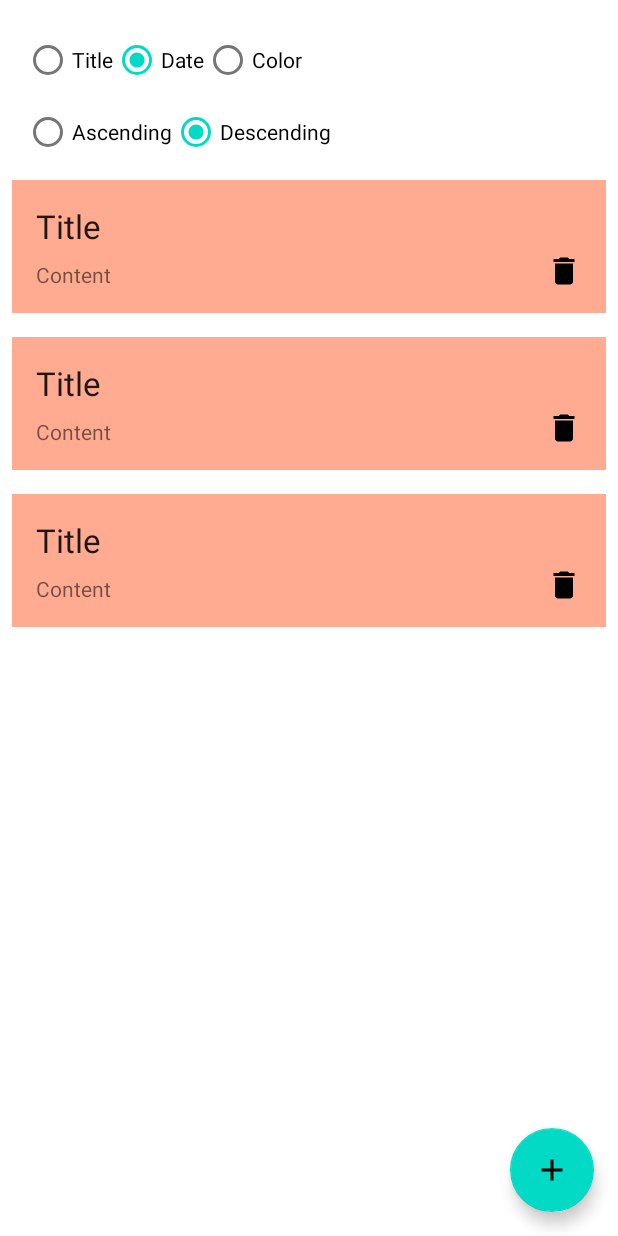
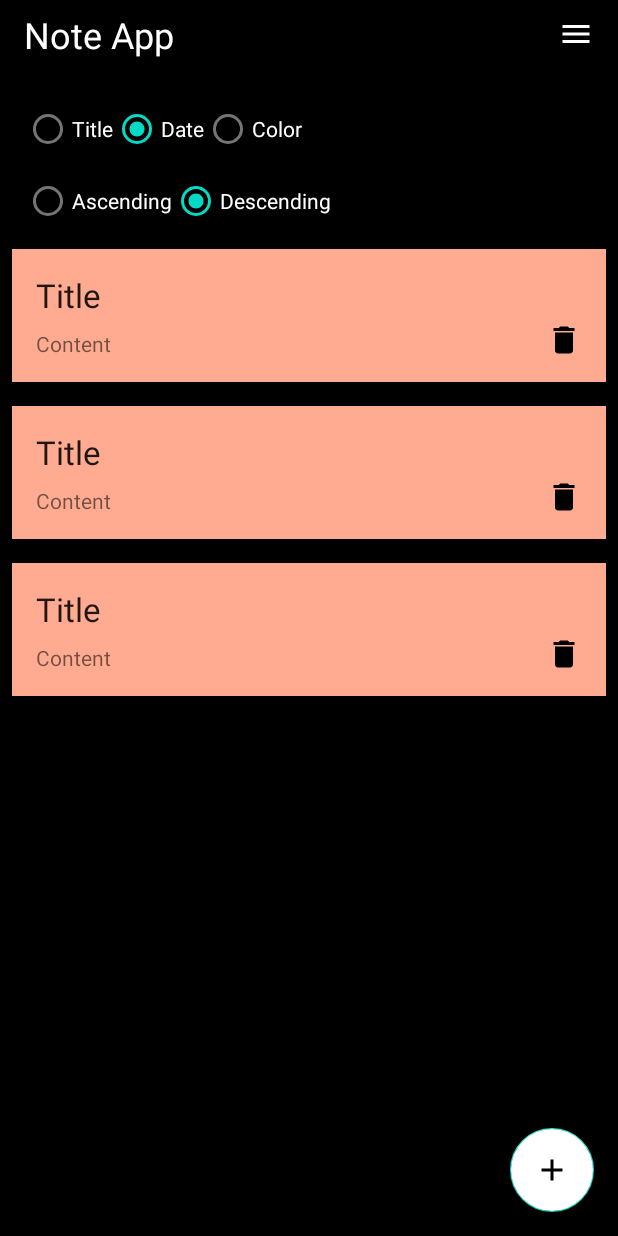
Before and after one commit to 2022NewKrew/android-note-app, an Android app: the layout fragment_notes.xml on its own in the app's theme, with its tools: preview values and no code run, on a phone screen of 412 x 824 dp. Run offline under Robolectric (Android 15) with nearby library versions, the phone set to English and light mode, and no system bars.

Commit message:
ToolBar 영역 작성, 색상 수정

```diff
--- a/app/src/main/java/com/survivalcoding/note_app/presentation/notes/NotesEvent.kt
+++ b/app/src/main/java/com/survivalcoding/note_app/presentation/notes/NotesEvent.kt
@@ -7,5 +7,5 @@ sealed class NotesEvent {
     data class Order(val noteOrder: NoteOrder) : NotesEvent()
     data class DeleteNote(val note: Note) : NotesEvent()
     object RestoreNote : NotesEvent()
-//    object ToggleOrderSection : NotesEvent()
+    object ToggleOrderSection : NotesEvent()
 }
--- a/app/src/main/java/com/survivalcoding/note_app/presentation/notes/NotesFragment.kt
+++ b/app/src/main/java/com/survivalcoding/note_app/presentation/notes/NotesFragment.kt
@@ -1,10 +1,9 @@
 package com.survivalcoding.note_app.presentation.notes
 
 import android.os.Bundle
-import android.view.LayoutInflater
-import android.view.View
-import android.view.ViewGroup
+import android.view.*
 import androidx.core.os.bundleOf
+import androidx.core.view.isVisible
 import androidx.fragment.app.Fragment
 import androidx.fragment.app.commit
 import androidx.fragment.app.replace
@@ -110,8 +109,15 @@ class NotesFragment : Fragment(R.layout.fragment_notes) {
             viewModel.onEvent(NotesEvent.Order(viewModel.noteOrder.copy(OrderType.Descending)))
         }
 
+        binding.menu.setOnClickListener {
+            viewModel.onEvent(NotesEvent.ToggleOrderSection)
+        }
+
         viewModel.state.observe(viewLifecycleOwner) { state ->
             notesAdapter.submitList(state.notes)
+
+            binding.radioGroup.isVisible = state.isOrderSectionVisible
+            binding.radioGroup2.isVisible = state.isOrderSectionVisible
         }
     }
 
--- a/app/src/main/java/com/survivalcoding/note_app/presentation/notes/NotesViewModel.kt
+++ b/app/src/main/java/com/survivalcoding/note_app/presentation/notes/NotesViewModel.kt
@@ -40,11 +40,11 @@ class NotesViewModel(
                     recentlyDeletedNote = null
                 }
             }
-//            NotesEvent.ToggleOrderSection -> {
-//                _state.value = state.value.copy(
-//                    isOrderSectionVisible = !state.value.isOrderSectionVisible
-//                )
-//            }
+            NotesEvent.ToggleOrderSection -> {
+                _state.value = state.value!!.copy(
+                    isOrderSectionVisible = !state.value!!.isOrderSectionVisible
+                )
+            }
         }
     }
 
--- /dev/null
+++ b/app/src/main/res/drawable/ic_baseline_menu_24.xml
@@ -0,0 +1,10 @@
+<vector xmlns:android="http://schemas.android.com/apk/res/android"
+    android:width="24dp"
+    android:height="24dp"
+    android:viewportWidth="24"
+    android:viewportHeight="24"
+    android:tint="?attr/colorControlNormal">
+  <path
+      android:fillColor="@android:color/white"
+      android:pathData="M3,18h18v-2L3,16v2zM3,13h18v-2L3,11v2zM3,6v2h18L21,6L3,6z"/>
+</vector>
--- a/app/src/main/res/layout/fragment_notes.xml
+++ b/app/src/main/res/layout/fragment_notes.xml
@@ -4,7 +4,41 @@
     xmlns:tools="http://schemas.android.com/tools"
     android:layout_width="match_parent"
     android:layout_height="match_parent"
+    android:background="@color/black"
     tools:context=".presentation.notes.NotesFragment">
+
+    <LinearLayout
+        android:id="@+id/toolbar"
+        android:layout_width="match_parent"
+        android:layout_height="46dp"
+        android:orientation="horizontal"
+        app:layout_constraintEnd_toEndOf="parent"
+        app:layout_constraintStart_toStartOf="parent"
+        app:layout_constraintTop_toTopOf="parent"
+        app:title="Note App"
+        app:titleTextColor="@color/white">
+
+        <TextView
+            android:layout_width="0dp"
+            android:layout_height="wrap_content"
+            android:layout_gravity="center_vertical"
+            android:layout_marginStart="16dp"
+            android:layout_weight="1"
+            android:text="Note App"
+            android:textColor="@color/white"
+            android:textSize="24sp" />
+
+        <ImageView
+            android:id="@+id/menu"
+            android:layout_width="wrap_content"
+            android:layout_height="wrap_content"
+            android:layout_gravity="center_vertical"
+            android:layout_marginEnd="16dp"
+            android:contentDescription="Menu Visible"
+            android:src="@drawable/ic_baseline_menu_24"
+            app:tint="@color/white" />
+
+    </LinearLayout>
 
     <androidx.recyclerview.widget.RecyclerView
         android:id="@+id/notes_list"
@@ -22,6 +56,7 @@
         android:layout_height="wrap_content"
         android:layout_marginEnd="16dp"
         android:layout_marginBottom="16dp"
+        android:backgroundTint="@color/white"
         android:clickable="true"
         android:src="@drawable/ic_baseline_add_24"
         app:layout_constraintBottom_toBottomOf="parent"
@@ -38,25 +73,28 @@
         android:orientation="horizontal"
         app:layout_constraintEnd_toEndOf="parent"
         app:layout_constraintStart_toStartOf="parent"
-        app:layout_constraintTop_toTopOf="parent">
+        app:layout_constraintTop_toBottomOf="@id/toolbar">
 
         <RadioButton
             android:id="@+id/titleRadioButton"
             android:layout_width="wrap_content"
             android:layout_height="wrap_content"
-            android:text="Title" />
+            android:text="Title"
+            android:textColor="@color/white" />
 
         <RadioButton
             android:id="@+id/dateRadioButton"
             android:layout_width="wrap_content"
             android:layout_height="wrap_content"
-            android:text="Date" />
+            android:text="Date"
+            android:textColor="@color/white" />
 
         <RadioButton
             android:id="@+id/colorRadioButton"
             android:layout_width="wrap_content"
             android:layout_height="wrap_content"
-            android:text="Color" />
+            android:text="Color"
+            android:textColor="@color/white" />
     </RadioGroup>
 
     <RadioGroup
@@ -75,13 +113,15 @@
             android:id="@+id/ascRadioButton"
             android:layout_width="wrap_content"
             android:layout_height="wrap_content"
-            android:text="Ascending" />
+            android:text="Ascending"
+            android:textColor="@color/white" />
 
         <RadioButton
             android:id="@+id/descRadioButton"
             android:layout_width="wrap_content"
             android:layout_height="wrap_content"
-            android:text="Descending" />
+            android:text="Descending"
+            android:textColor="@color/white" />
     </RadioGroup>
 
 </androidx.constraintlayout.widget.ConstraintLayout>
--- /dev/null
+++ b/app/src/main/res/menu/notes_menu.xml
@@ -0,0 +1,10 @@
+<?xml version="1.0" encoding="utf-8"?>
+<menu xmlns:app="http://schemas.android.com/apk/res-auto"
+    xmlns:android="http://schemas.android.com/apk/res/android">
+
+    <item
+        android:id="@+id/action_order_visible"
+        android:icon="@drawable/ic_baseline_menu_24"
+        android:title="Order Visible"
+        app:showAsAction="ifRoom" />
+</menu>
```
